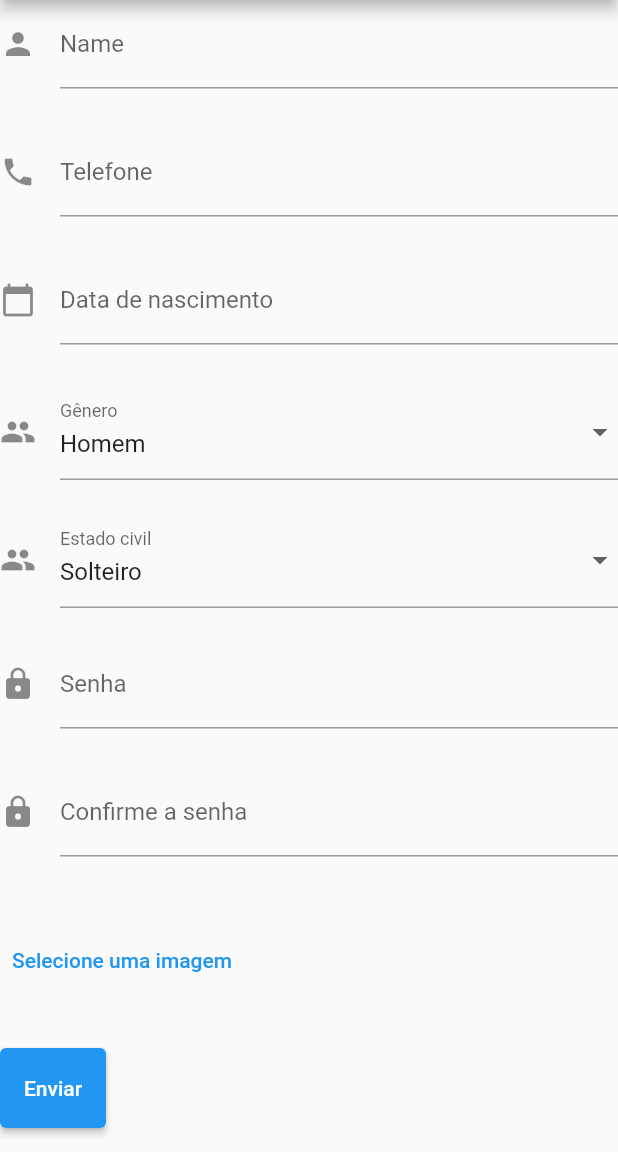
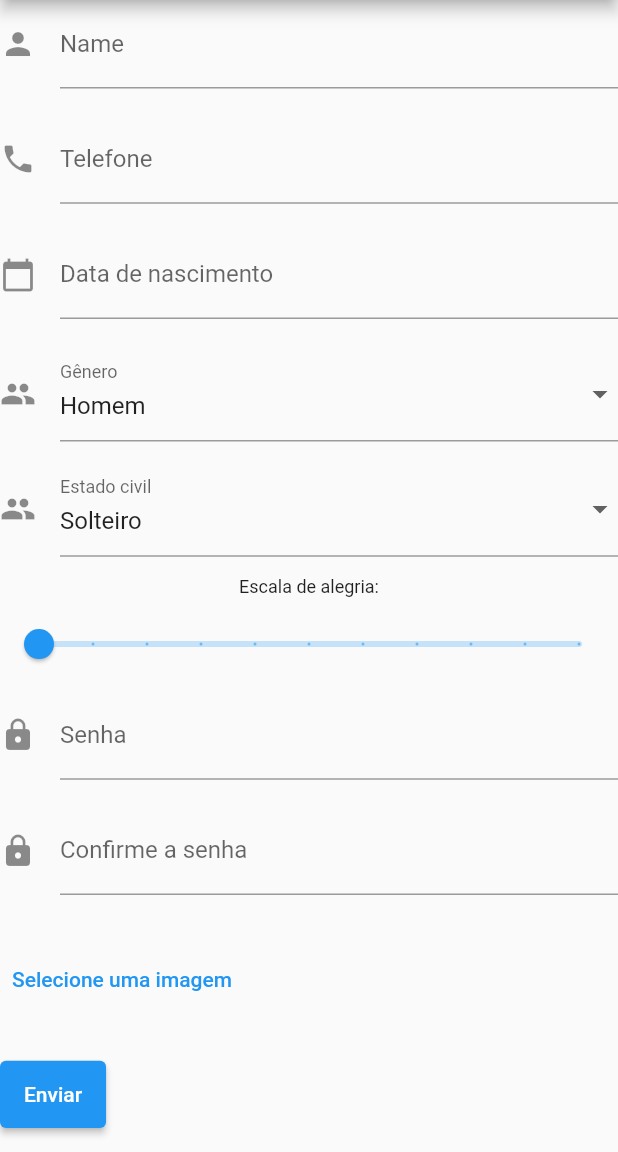
Before and after one commit to DayXL/Atividades-de-POO-1, a Flutter app: the screen it shows after launch, on a phone screen of 412 x 824 dp, the part 84-1236 px from its top. Run offline on Flutter 3.47's test engine with Material 2 defaults, Android fonts, the phone set to English and light mode, and no system bars; our stand-ins replace file_picker, flutter_datetime_picker, flutter_hooks.

Commit message:
colocado escala

```diff
--- a/tarefa6/lib/main.dart
+++ b/tarefa6/lib/main.dart
@@ -41,6 +41,7 @@ class MyCustomFormState extends State<MyCustomForm> {
   final _passwordController = TextEditingController();
   final _confirmPasswordController = TextEditingController();
   File? _selectedImage;
+  double _value = 0.0;
 
   Future<void> _pickImage() async {
     final result = await FilePicker.platform.pickFiles(
@@ -213,6 +214,41 @@ class MyCustomFormState extends State<MyCustomForm> {
           ),
 
           Expanded(
+            child: SliderTheme(
+              data: const SliderThemeData(
+                valueIndicatorTextStyle: TextStyle(
+                  color: Colors.white,
+                ),
+              ),
+              child: Column(
+                mainAxisAlignment: MainAxisAlignment.center,
+                children: [
+                  const Text(
+                    'Escala de alegria:',
+                    style: TextStyle(
+                      fontSize: 12,
+                    ),
+                  ),
+                  Expanded(
+                    child: Slider(
+                      value: _value,
+                      min: 0,
+                      max: 100,
+                      divisions: 10,
+                      label: _value.toString(),
+                      onChanged: (value) {
+                        setState(() {
+                          _value = value;
+                        });
+                      },
+                    ),
+                  ),
+                ],
+              ),
+            ),
+          ),
+
+          Expanded(
             child: TextFormField(
               decoration: const InputDecoration(
                 icon: Icon(Icons.lock),
```
